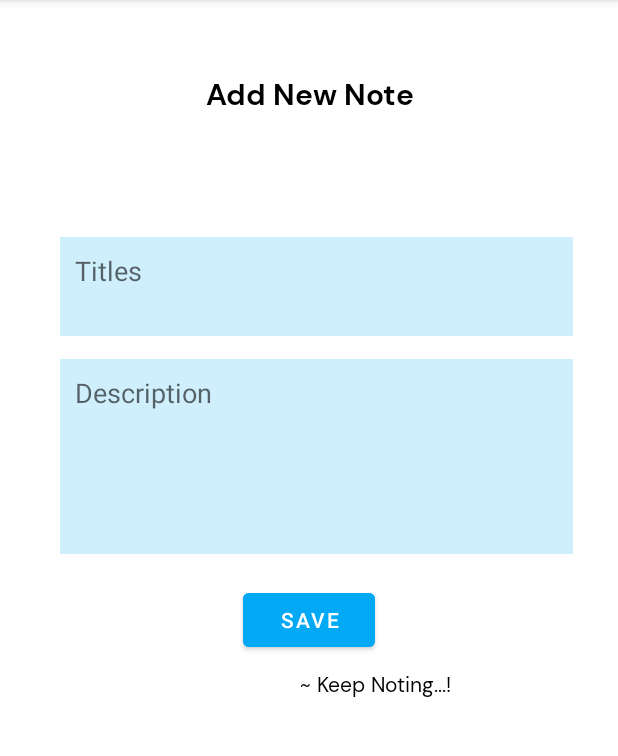
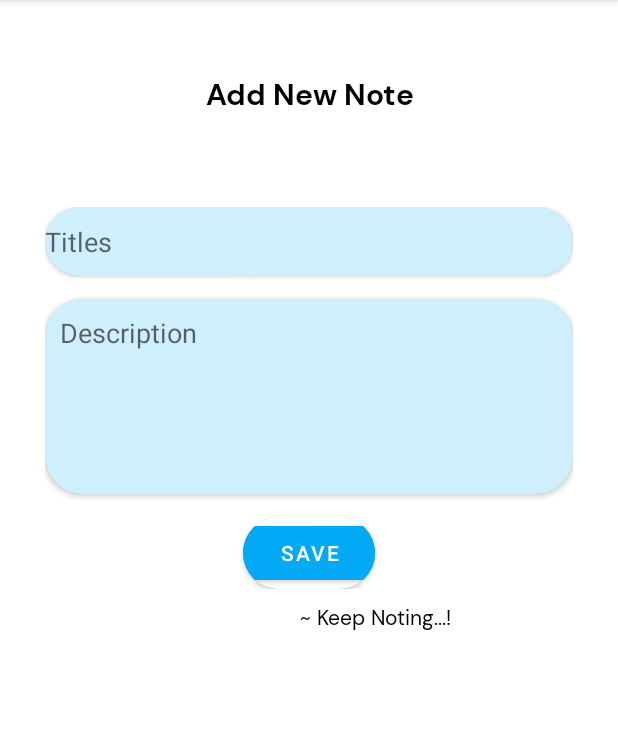
Before and after one commit to RAJSABARI/MR.NOTES, an Android app: the AddNoteActivity screen opened directly, with no data from a screen before it, on a phone screen of 412 x 824 dp, the part 84-840 px from its top. Run offline under Robolectric (Android 15) with nearby library versions, the phone set to English and light mode, and no system bars; libraries missing offline, so code that uses them is left out: io.realm; Roboto replaces fonts that are not available here; 1 statement that could not run was skipped.

Commit message:
RAJSBARI|Added background

```diff
--- a/app/src/main/res/layout/activity_add_note.xml
+++ b/app/src/main/res/layout/activity_add_note.xml
@@ -1,25 +1,24 @@
 <?xml version="1.0" encoding="utf-8"?>
-<RelativeLayout
-    xmlns:android="http://schemas.android.com/apk/res/android"
+<RelativeLayout xmlns:android="http://schemas.android.com/apk/res/android"
+    xmlns:app="http://schemas.android.com/apk/res-auto"
     xmlns:tools="http://schemas.android.com/tools"
-    xmlns:app="http://schemas.android.com/apk/res-auto"
     android:layout_width="match_parent"
     android:layout_height="match_parent"
-    tools:context=".AddNoteActivity"
+    android:background="#fff"
     android:orientation="vertical"
-android:background="#fff">
+    tools:context=".AddNoteActivity">
+
     <TextView
 
         android:id="@+id/name"
-        android:layout_marginTop="50dp"
         android:layout_width="match_parent"
         android:layout_height="wrap_content"
-        android:text="Add New Note"
-        android:textSize="20dp"
-        android:textColor="@color/black"
+        android:layout_marginTop="50dp"
         android:fontFamily="@font/dmsansbold"
         android:gravity="center"
-        />
+        android:text="Add New Note"
+        android:textColor="@color/black"
+        android:textSize="20dp" />
 
     <LinearLayout
         android:id="@+id/linear"
@@ -30,56 +29,65 @@ android:id="@+id/linear"
         android:layout_marginStart="20dp"
         android:layout_marginTop="51dp"
         android:layout_marginEnd="20dp"
-        android:background="@drawable/rounded"
+
         android:orientation="vertical"
         android:padding="10dp">
 
+        <androidx.cardview.widget.CardView
+            android:layout_width="match_parent"
+            android:layout_height="wrap_content"
+            app:cardCornerRadius="25dp">
+
             <EditText
+
                 android:id="@+id/title"
                 android:layout_width="match_parent"
                 android:layout_height="wrap_content"
-            android:layout_marginLeft="10dp"
-            android:layout_marginTop="20dp"
                 android:background="#3003A9F4"
-            android:gravity="top"
                 android:hint="Titles"
-            android:lines="2"
-            android:padding="10dp" />
+                android:lines="2" />
+        </androidx.cardview.widget.CardView>
+
+        <androidx.cardview.widget.CardView
+            android:layout_width="match_parent"
+            android:layout_height="wrap_content"
+            android:layout_marginTop="15dp"
+            app:cardCornerRadius="25dp">
 
             <EditText
 
                 android:id="@+id/des"
                 android:layout_width="match_parent"
                 android:layout_height="wrap_content"
-            android:layout_marginLeft="10dp"
-            android:layout_marginTop="15dp"
                 android:background="#3003A9F4"
                 android:gravity="top"
                 android:hint="Description"
                 android:lines="5"
                 android:padding="10dp" />
-
+        </androidx.cardview.widget.CardView>
+        <androidx.cardview.widget.CardView
+            android:layout_width="wrap_content"
+            android:layout_height="wrap_content"
+            android:layout_marginTop="15dp"
+            app:cardCornerRadius="25dp"
+            android:layout_gravity="center"
+            >
         <Button
-
             android:id="@+id/save1"
             android:layout_width="wrap_content"
             android:layout_height="wrap_content"
-            android:layout_gravity="center"
-            android:layout_marginTop="20dp"
             android:backgroundTint="#03A9F4"
             android:text="SAVE" />
-
-
-
+        </androidx.cardview.widget.CardView>
     </LinearLayout>
 
     <TextView
-        android:layout_marginLeft="200dp"
-        android:textColor="@color/black"
         android:layout_width="wrap_content"
         android:layout_height="wrap_content"
         android:layout_below="@id/linear"
+        android:layout_marginLeft="200dp"
         android:fontFamily="@font/dmr"
-        android:text="~ Keep Noting...!" />
+        android:text="~ Keep Noting...!"
+        android:textColor="@color/black" />
 
 </RelativeLayout>
```
Lines whose indentation alone changed are shown as unchanged.
